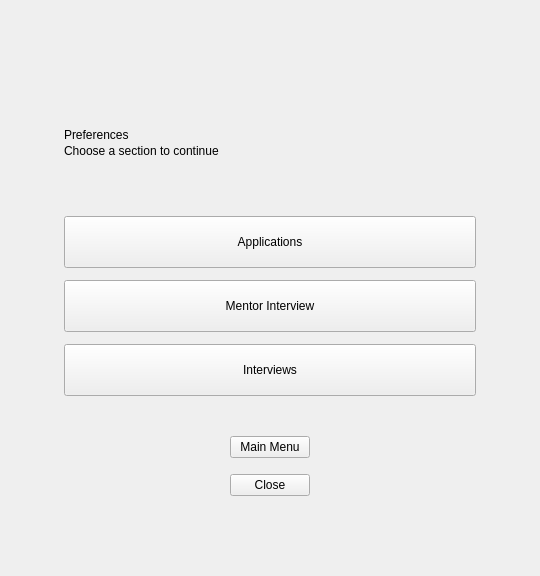
First picture: the form in ui/preferences_page.ui, repository MS-Sezgin/crm_project, before the edit.
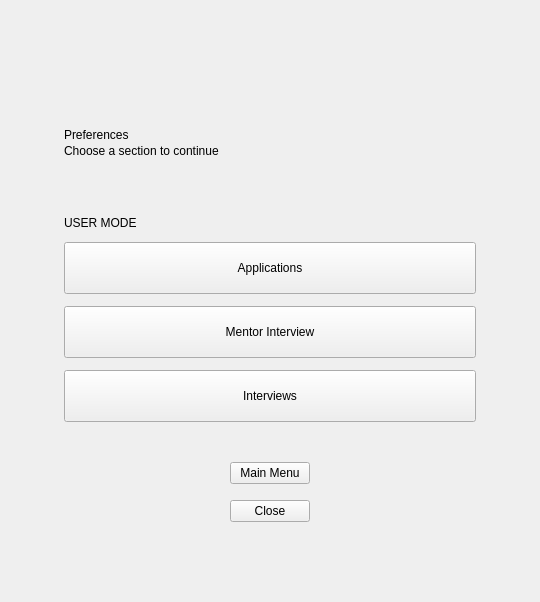
Second picture: the form after the edit.

What changed in the file:
```diff
--- a/ui/preferences_page.ui
+++ b/ui/preferences_page.ui
@@ -36,6 +36,7 @@
       <property name="rightMargin"><number>24</number></property>
       <property name="bottomMargin"><number>24</number></property>
       <property name="spacing"><number>12</number></property>
+      <item alignment="Qt::AlignmentFlag::AlignLeft"><widget class="QLabel" name="labelBadge"><property name="text"><string>USER MODE</string></property></widget></item>
       <item><widget class="QPushButton" name="btnApplications"><property name="text"><string>Applications</string></property><property name="minimumSize"><size><width>0</width><height>52</height></size></property></widget></item>
       <item><widget class="QPushButton" name="btnMentorInterview"><property name="text"><string>Mentor Interview</string></property><property name="minimumSize"><size><width>0</width><height>52</height></size></property></widget></item>
       <item><widget class="QPushButton" name="btnInterviews"><property name="text"><string>Interviews</string></property><property name="minimumSize"><size><width>0</width><height>52</height></size></property></widget></item>
```
